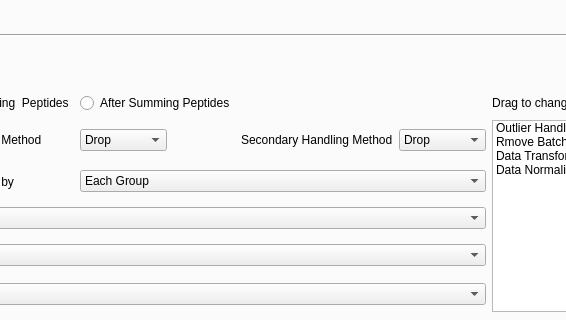
This is utils/MetaX_GUI/MainWindow.ui in byemaxx/MetaX as Qt 5 draws it before an edit; both pictures show x 430 to 996 and y 193 to 513 of the 1146 by 684 pixel window. The edited form follows.
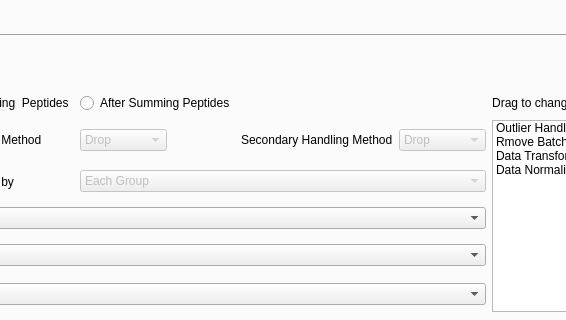
This is the edited form. The open tabs and pages were chosen to show the change.

Commit message: modified:   utils/GUI.py     增加outliers选择列表改变时控制outliers handling列表的启用与否 	modified:   utils/taxaFuncAnalyzer.py     优化部分代码逻辑删除不需要的空格

The edit to the form file:
```diff
--- a/utils/MetaX_GUI/MainWindow.ui
+++ b/utils/MetaX_GUI/MainWindow.ui
@@ -407,6 +407,9 @@
              <layout class="QGridLayout" name="gridLayout_15">
               <item row="2" column="3">
                <widget class="QComboBox" name="comboBox_outlier_handling_method1">
+                <property name="enabled">
+                 <bool>false</bool>
+                </property>
                 <property name="sizePolicy">
                  <sizepolicy hsizetype="Fixed" vsizetype="Fixed">
                   <horstretch>0</horstretch>
@@ -517,6 +520,9 @@
               </item>
               <item row="2" column="5">
                <widget class="QComboBox" name="comboBox_outlier_handling_method2">
+                <property name="enabled">
+                 <bool>false</bool>
+                </property>
                 <property name="sizePolicy">
                  <sizepolicy hsizetype="Preferred" vsizetype="Fixed">
                   <horstretch>0</horstretch>
@@ -781,6 +787,9 @@
               </item>
               <item row="3" column="3" colspan="3">
                <widget class="QComboBox" name="comboBox_outlier_handling_group_or_sample">
+                <property name="enabled">
+                 <bool>false</bool>
+                </property>
                 <item>
                  <property name="text">
                   <string>Each Group</string>
```
The commit also changes 4 other files.
